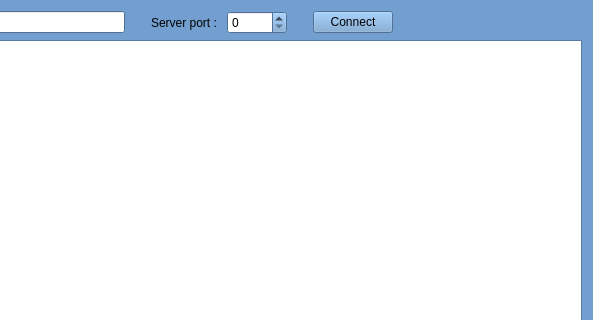
FediSalhi/SpeakAPP, file clientwindow.ui: the form before one commit; both pictures show x 140 to 733 and y 0 to 320 of the 733 by 453 pixel window.
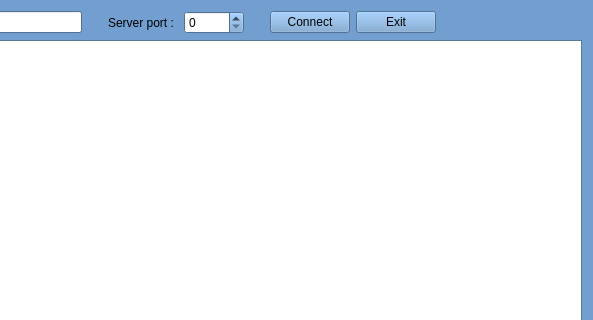
The form after the commit. Icons and pictures are not drawn.

Patch:
```diff
--- a/clientwindow.ui
+++ b/clientwindow.ui
@@ -532,6 +532,13 @@
          </property>
         </widget>
        </item>
+       <item>
+        <widget class="QPushButton" name="Exit_pushButton">
+         <property name="text">
+          <string>Exit</string>
+         </property>
+        </widget>
+       </item>
        <item>
         <spacer name="Connect_Icon_horizontalSpacer">
          <property name="orientation">
```
